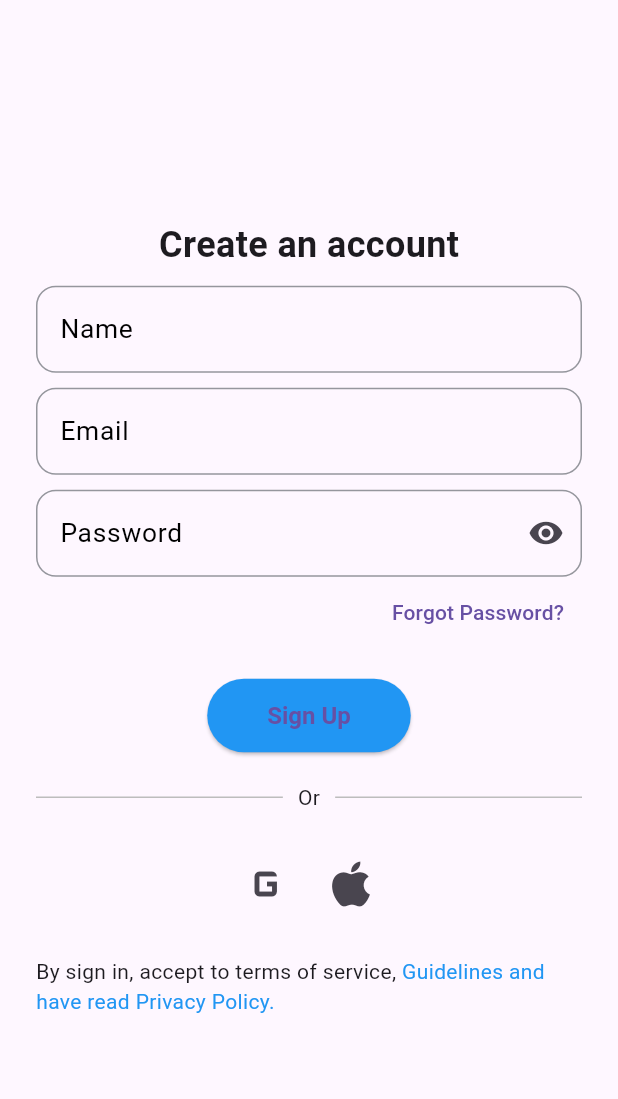
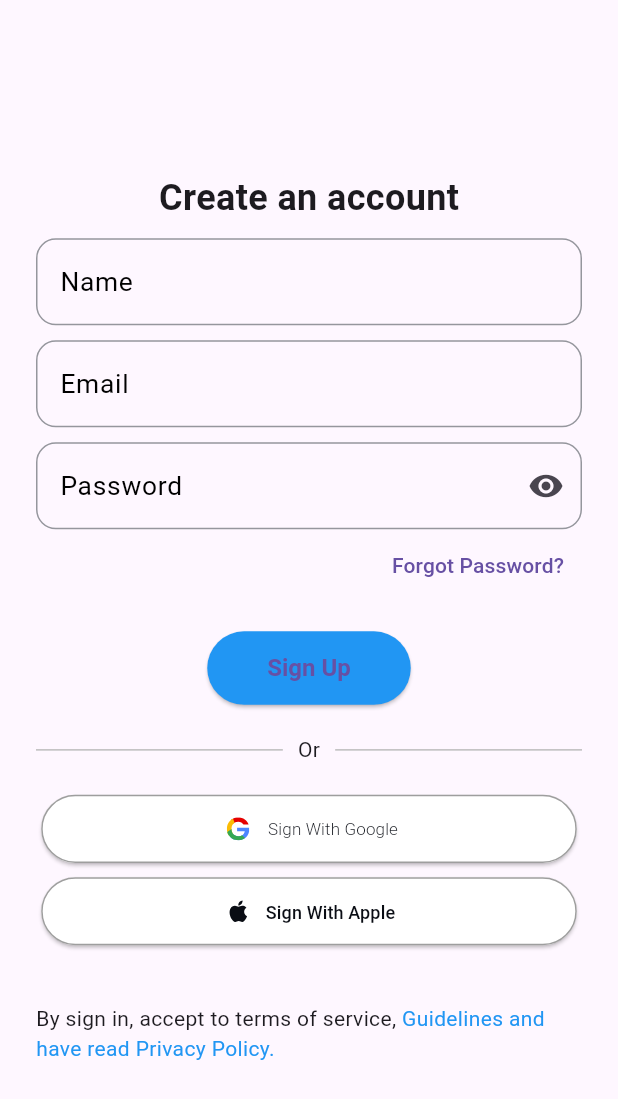
Before and after one commit to xasankarimovich/imtihon, a Flutter app: the screen it shows after launch, after a tap on an icon or button, on a phone screen of 412 x 824 dp. Shown: the top 1099 px of the screen. Run offline on Flutter 3.47's test engine with Material 3 defaults, Android fonts, the phone set to English and light mode, and no system bars; our stand-ins replace convex_bottom_bar, flutter_svg, zoom_tap_animation.

Commit message:
Merge remote-tracking branch 'origin/main'

```diff
--- a/lib/screen/auth/login/login_screen.dart
+++ b/lib/screen/auth/login/login_screen.dart
@@ -5,6 +5,7 @@ import 'package:imtihon/data/model/user/user_model.dart';
 import 'package:imtihon/data/repository/auth_repository/auth_repository.dart';
 import 'package:imtihon/screen/auth/register/register_screen.dart';
 import 'package:imtihon/screen/auth/widget/input_item.dart';
+import 'package:imtihon/screen/tab_box/tab_box_screen.dart';
 import 'package:imtihon/screen/widgets/Global_elevated_button/global_elevated_button.dart';
 import 'package:imtihon/utils/constants/app_constants.dart';
 import 'package:imtihon/utils/extension/extension.dart';
@@ -32,7 +33,6 @@ class _LoginScreenState extends State<LoginScreen> {
     return Scaffold(
       body: Padding(
         padding: const EdgeInsets.symmetric(horizontal: 24.0),
-        // Use constant value
         child: Form(
           key: _formKey,
           child: Column(
@@ -42,7 +42,7 @@ class _LoginScreenState extends State<LoginScreen> {
                 'Hello Again!',
                 style: TextStyle(fontSize: 24, fontWeight: FontWeight.bold),
               ),
-              const SizedBox(height: 10),
+              10.boxH(),
               const Text(
                 "Welcome Back You've been missed",
                 style: TextStyle(fontSize: 16, color: Colors.grey),
@@ -76,22 +76,33 @@ class _LoginScreenState extends State<LoginScreen> {
                   return GlobalZoomTapButton(
                     onPressed: () {
                       if (_formKey.currentState!.validate()) {
-                        UserModel userModel = UserModel(
-                          id: DateTime.now().microsecond.toString(),
-                          email: _emailController.text,
-                          password: _passwordController.text,
-                          name: 'SignIn',
+                        final data = getUserData();
+                        print(data);
+                        UserModel userModel =
+                            UserModel.fromMap(data as Map<String, dynamic>);
+                        print(
+                            '${userModel.email} ${userModel.password} ${userModel.name}');
 
-                        );
-
-                        context
-                            .read<AuthViewModel>()
-                            .login(userModel: userModel);
+                        if (userModel.email == _emailController.text &&
+                            _passwordController.text == userModel.password) {
+                          Navigator.push(
+                            context,
+                            MaterialPageRoute(
+                              builder: (ctx) {
+                                return TabBoxScreen();
+                              },
+                            ),
+                          );
+                        }
                       }
                     },
                     child: value.isLoading
                         ? const CupertinoActivityIndicator()
-                        :  Text('Sign',style: AppTextStyle.semiBold.copyWith(color: Colors.white),),
+                        : Text(
+                            'Sign',
+                            style: AppTextStyle.semiBold
+                                .copyWith(color: Colors.white),
+                          ),
                   );
                 },
               ),
@@ -116,7 +127,7 @@ class _LoginScreenState extends State<LoginScreen> {
                   ),
                 ],
               ),
-              const SizedBox(height: 20),
+              20.boxH(),
               SizedBox(
                 width: 325.w,
                 height: 48.h,
@@ -164,7 +175,7 @@ class _LoginScreenState extends State<LoginScreen> {
                   ),
                 ),
               ),
-              const SizedBox(height: 20),
+              20.boxH(),
               GestureDetector(
                 onTap: () {
                   Navigator.push(
--- a/lib/screen/auth/register/register_screen.dart
+++ b/lib/screen/auth/register/register_screen.dart
@@ -1,9 +1,14 @@
 import 'package:flutter/material.dart';
+import 'package:flutter_svg/svg.dart';
+import 'package:imtihon/data/model/user/user_model.dart';
+import 'package:imtihon/data/repository/auth_repository/auth_repository.dart';
 import 'package:imtihon/screen/auth/widget/input_item.dart';
 import 'package:imtihon/utils/color/app_color.dart';
 import 'package:imtihon/utils/constants/app_constants.dart';
 import 'package:imtihon/utils/extension/extension.dart';
 import 'package:imtihon/utils/style/app_text_style.dart';
+
+import '../../../utils/image_path/images_path.dart';
 
 class RegisterScreen extends StatefulWidget {
   const RegisterScreen({super.key});
@@ -13,6 +18,7 @@ class RegisterScreen extends StatefulWidget {
 }
 
 class _RegisterScreenState extends State<RegisterScreen> {
+  AuthHttpRepository authHttpRepository = AuthHttpRepository();
   final TextEditingController _emailController = TextEditingController();
   final TextEditingController _passwordController = TextEditingController();
   final TextEditingController _nameController = TextEditingController();
@@ -63,8 +69,17 @@ class _RegisterScreenState extends State<RegisterScreen> {
               ),
               const SizedBox(height: 20),
               ElevatedButton(
-                onPressed: () {
+                onPressed: () async {
                   if (_formKey.currentState!.validate()) {
+                    await authHttpRepository.authenticate(
+                      userData: UserModel(
+                        id: "id",
+                        email: _emailController.text,
+                        password: _passwordController.text,
+                        name: _nameController.text,
+                      ),
+                    );
+                    print("object");
                     // Add sign up logic here
                   }
                 },
@@ -99,23 +114,54 @@ class _RegisterScreenState extends State<RegisterScreen> {
                 ],
               ),
               const SizedBox(height: 20),
-              Row(
-                mainAxisAlignment: MainAxisAlignment.center,
-                children: [
-                  IconButton(
-                    onPressed: () {
-                      // Add sign in with Google logic
-                    },
-                    icon: const Icon(Icons.g_mobiledata, size: 40),
+              SizedBox(
+                width: 325.w,
+                height: 48.h,
+                child: ElevatedButton.icon(
+                  onPressed: () {},
+                  icon: SvgPicture.asset(AppIconsSvg.googleIcon),
+                  label: Text(
+                    'Sign With Google',
+                    style: AppTextStyle.thin
+                        .copyWith(color: AppColors.c0A0D14, fontSize: 12.h),
                   ),
-                  IconButton(
-                    onPressed: () {
-                      // Add sign in with Apple logic
-                    },
-                    icon: const Icon(Icons.apple, size: 40),
+                  style: ElevatedButton.styleFrom(
+                    foregroundColor: Colors.black,
+                    backgroundColor: Colors.white,
+                    padding: const EdgeInsets.symmetric(
+                        vertical: 15, horizontal: 20),
+                    shape: RoundedRectangleBorder(
+                      borderRadius: BorderRadius.circular(30),
+                      side: const BorderSide(color: Colors.grey),
+                    ),
                   ),
-                ],
+                ),
               ),
+              10.boxH(),
+              SizedBox(
+                width: 325.w,
+                height: 48.h,
+                child: ElevatedButton.icon(
+                  onPressed: () {},
+                  icon: SvgPicture.asset(AppIconsSvg.appleIcon, height: 24),
+                  label: Text(
+                    'Sign With Apple',
+                    style: AppTextStyle.medium
+                        .copyWith(color: AppColors.c0A0D14, fontSize: 12),
+                  ),
+                  style: ElevatedButton.styleFrom(
+                    foregroundColor: Colors.black,
+                    backgroundColor: Colors.white,
+                    padding: const EdgeInsets.symmetric(
+                        vertical: 15, horizontal: 20),
+                    shape: RoundedRectangleBorder(
+                      borderRadius: BorderRadius.circular(30),
+                      side: const BorderSide(color: Colors.grey),
+                    ),
+                  ),
+                ),
+              ),
+              20.boxH(),
               const SizedBox(height: 20),
               GestureDetector(
                 onTap: () {
```
Also changed, not shown: lib/data/model/user/user_model.dart (+5 -4 lines), lib/data/repository/auth_repository/auth_repository.dart (+24 -4 lines), lib/screen/widgets/Global_elevated_button/global_elevated_button.dart (+59 -0 lines), lib/view_model/auth_view_model.dart (+17 -9 lines).
